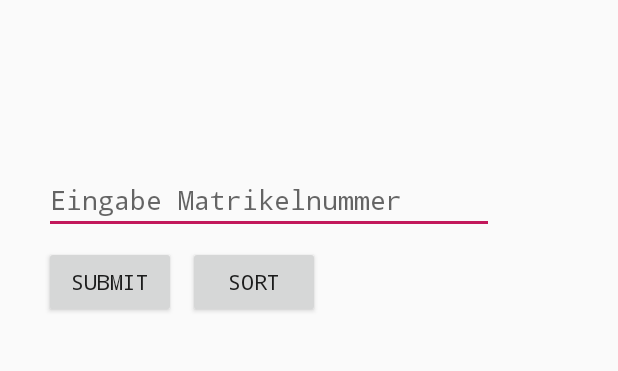
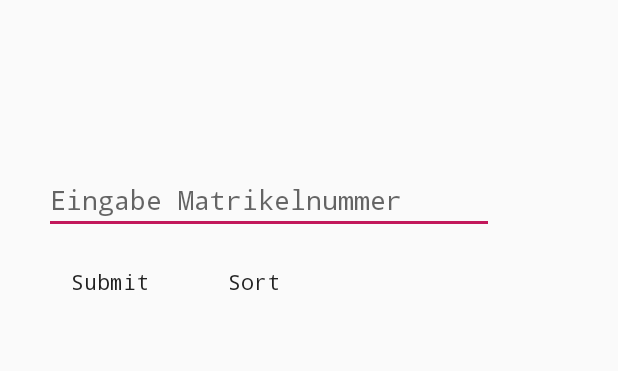
Before and after one commit to matthiashuelser/se2_einzelabgabe, an Android app: the screen it shows after launch (MainActivity), on a phone screen of 412 x 824 dp, the part 180-551 px from its top. Run offline under Robolectric (Android 15) with nearby library versions, the phone set to English and light mode, and no system bars.

```diff
--- a/app/src/main/res/layout/activity_main.xml
+++ b/app/src/main/res/layout/activity_main.xml
@@ -62,6 +62,7 @@
 
     <Button
         android:id="@+id/networkBtn"
+        style="@style/Widget.AppCompat.Button.Borderless"
         android:layout_width="wrap_content"
         android:layout_height="wrap_content"
         android:layout_marginTop="8dp"
@@ -69,6 +70,7 @@
         android:layout_marginBottom="8dp"
         android:fontFamily="monospace"
         android:text="Submit"
+        android:textAllCaps="false"
         app:layout_constraintBottom_toBottomOf="parent"
         app:layout_constraintEnd_toEndOf="parent"
         app:layout_constraintHorizontal_bias="0.0"
@@ -78,6 +80,7 @@
 
     <Button
         android:id="@+id/sortBtn"
+        style="@style/Widget.AppCompat.Button.Borderless"
         android:layout_width="wrap_content"
         android:layout_height="wrap_content"
         android:layout_marginStart="8dp"
@@ -86,6 +89,7 @@
         android:layout_marginBottom="8dp"
         android:fontFamily="monospace"
         android:text="Sort"
+        android:textAllCaps="false"
         app:layout_constraintBottom_toBottomOf="parent"
         app:layout_constraintEnd_toEndOf="parent"
         app:layout_constraintHorizontal_bias="0.0"
```
Also changed, not shown: app/src/main/java/live/matthias/se2/einzelabgabe/MainActivity.java (+3 -12 lines), app/src/main/java/live/matthias/se2/einzelabgabe/NetworkHandler.java (+8 -8 lines).
